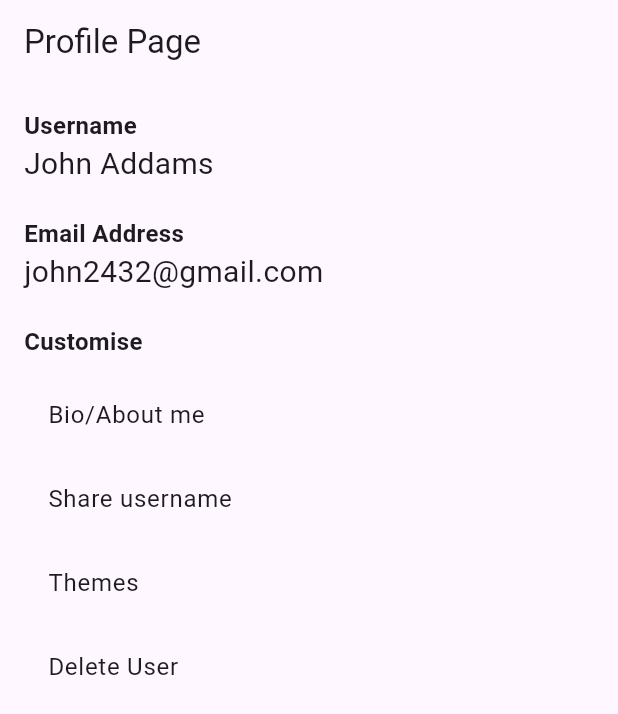
After one commit to ClaireSZX/HomeApp, a Flutter app: the ProfileScreen screen opened directly, on a phone screen of 412 x 824 dp. The commit adds this screen. Shown: the top 714 px of the screen. Run offline on Flutter 3.47's test engine with Material 3 defaults, Android fonts, the phone set to English and light mode, and no system bars.

Commit message:
Extra commit *

```diff
--- a/home_app/lib/Roommenu.dart
+++ b/home_app/lib/Roommenu.dart
@@ -1,4 +1,5 @@
 import 'package:flutter/material.dart';
+import 'package:home_app/homepage.dart';
 
 void main() {
   runApp(MyApp());
@@ -22,7 +23,10 @@ class RoomsPage extends StatelessWidget {
         leading: IconButton(
           icon: Icon(Icons.arrow_back),
           onPressed: () {
-            Navigator.pop(context); // Navigate back to the previous page
+            Navigator.push(context, MaterialPageRoute(builder: (context){
+                    return homepage();
+                  })
+                  );// Navigate back to the previous page
           },
         ),
         title: Text('Your Rooms'),
--- a/home_app/lib/main.dart
+++ b/home_app/lib/main.dart
@@ -40,7 +40,7 @@ class WelcomeScreen extends StatelessWidget {
           child: Column(
             mainAxisAlignment: MainAxisAlignment.center,
             children: <Widget>[
-              Text(
+              const Text(
                 'WELCOME',
                 style: TextStyle(
                   fontSize: 60,
--- /dev/null
+++ b/home_app/lib/profilepage.dart
@@ -0,0 +1,84 @@
+import 'package:flutter/material.dart';
+
+void main() {
+  runApp(profilepage());
+}
+
+class profilepage extends StatelessWidget {
+  @override
+  Widget build(BuildContext context) {
+    return MaterialApp(
+      title: 'Profile Page',
+      theme: ThemeData(
+        primarySwatch: Colors.blue,
+      ),
+      home: ProfileScreen(),
+    );
+  }
+}
+
+class ProfileScreen extends StatelessWidget {
+  @override
+  Widget build(BuildContext context) {
+    return Scaffold(
+      appBar: AppBar(
+        title: Text('Profile Page'),
+      ),
+      body: Padding(
+        padding: const EdgeInsets.all(16.0),
+        child: Column(
+          crossAxisAlignment: CrossAxisAlignment.start,
+          children: [
+            Text(
+              'Username',
+              style: TextStyle(fontSize: 16, fontWeight: FontWeight.bold),
+            ),
+            Text(
+              'John Addams',
+              style: TextStyle(fontSize: 20),
+            ),
+            SizedBox(height: 20),
+            Text(
+              'Email Address',
+              style: TextStyle(fontSize: 16, fontWeight: FontWeight.bold),
+            ),
+            Text(
+              'john2432@gmail.com',
+              style: TextStyle(fontSize: 20),
+            ),
+            SizedBox(height: 20),
+            Text(
+              'Customise',
+              style: TextStyle(fontSize: 16, fontWeight: FontWeight.bold),
+            ),
+            SizedBox(height: 10),
+            ListTile(
+              title: Text('Bio/About me'),
+              onTap: () {
+                // Navigate to bio/about me page
+              },
+            ),
+            ListTile(
+              title: Text('Share username'),
+              onTap: () {
+                // Implement share username functionality
+              },
+            ),
+            ListTile(
+              title: Text('Themes'),
+              onTap: () {
+                // Navigate to themes page
+              },
+            ),
+            ListTile(
+              title: Text('Delete User'),
+              onTap: () {
+                // Implement delete user functionality
+              },
+            ),
+          ],
+        ),
+      ),
+    );
+  }
+}
--- a/home_app/pubspec.yaml
+++ b/home_app/pubspec.yaml
@@ -64,6 +64,9 @@ flutter:
     - asset/homeAppLogo.png
     - asset/profilepicture.png
     - asset/HCI background.jpeg
+    - asset/air cond icon.png
+    - asset/lamp icon.png
+    - asset/tv icon.png
 
 
   # An image asset can refer to one or more resolution-specific "variants", see
```
Also changed, not shown: home_app/lib/homepage.dart (+20 -7 lines), home_app/lib/livingRoomPage.dart (+4 -4 lines), home_app/lib/scene.dart (added, +71 -0 lines).
